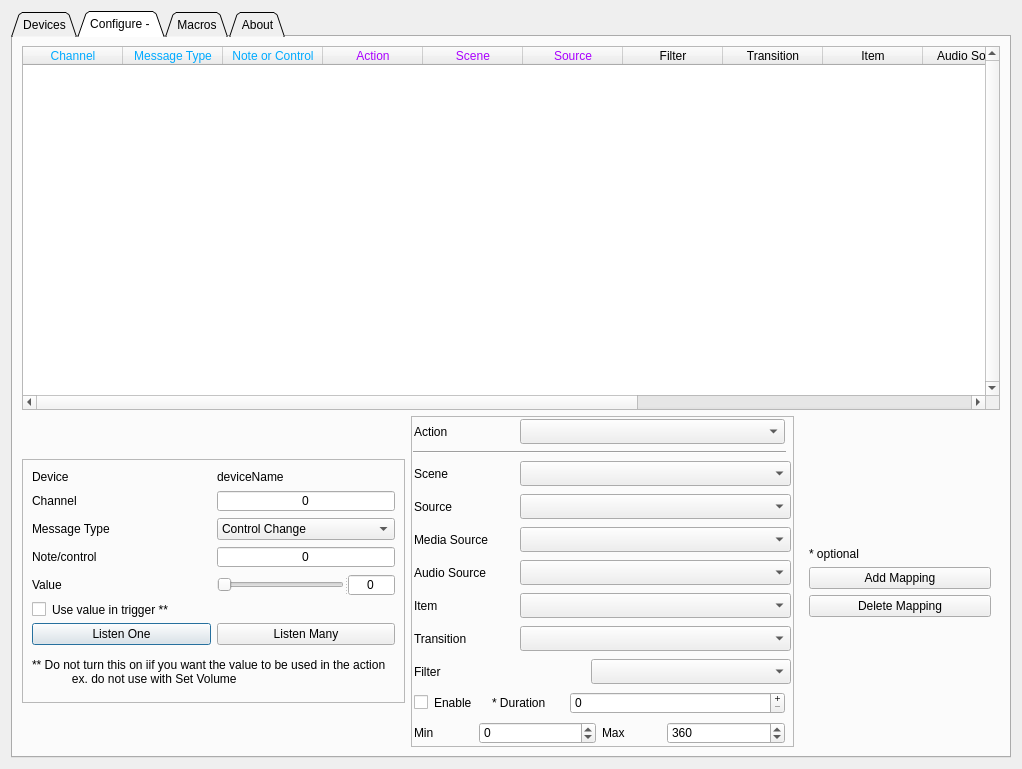
First picture: the form in src/forms/settings-dialog.ui, repository teisenbe/obs-midi, before the edit.
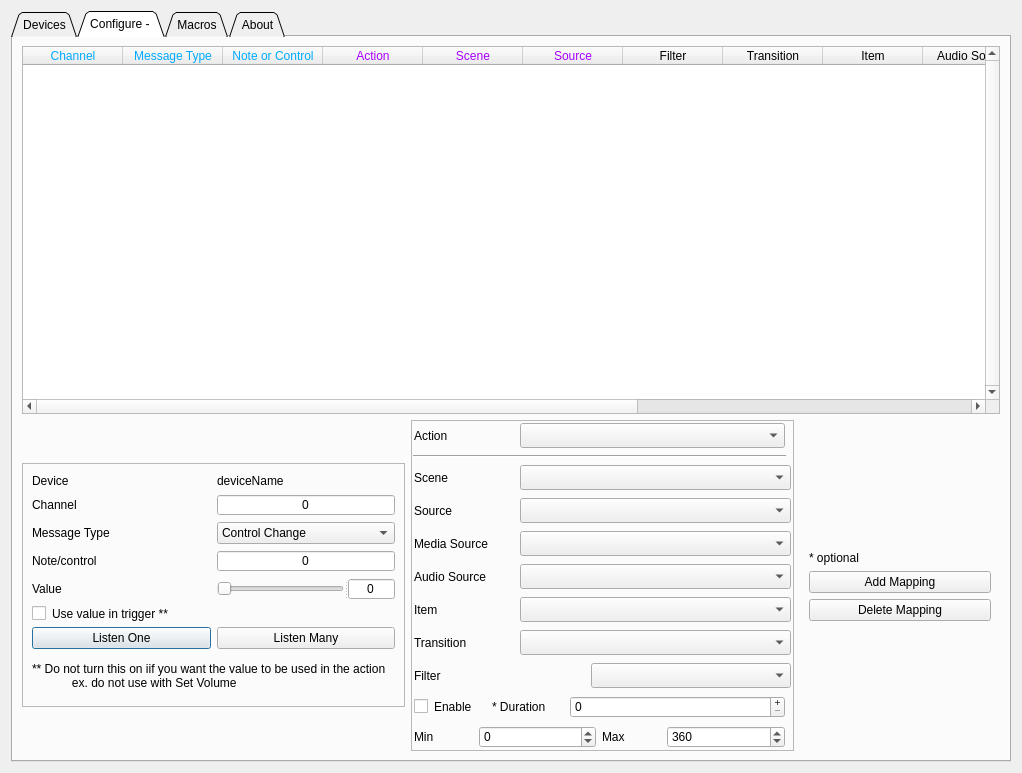
Second picture: the form after the edit. The open tabs and pages were chosen to show the change.

The edit to the form file:
```diff
--- a/src/forms/settings-dialog.ui
+++ b/src/forms/settings-dialog.ui
@@ -10,7 +10,7 @@
     <x>0</x>
     <y>0</y>
     <width>1022</width>
-    <height>769</height>
+    <height>773</height>
    </rect>
   </property>
   <property name="sizePolicy">
@@ -1434,7 +1434,7 @@
        <item row="0" column="0" colspan="3">
         <widget class="QTableWidget" name="table_mapping">
          <property name="sizePolicy">
-          <sizepolicy hsizetype="Preferred" vsizetype="Preferred">
+          <sizepolicy hsizetype="MinimumExpanding" vsizetype="Preferred">
            <horstretch>0</horstretch>
            <verstretch>3</verstretch>
           </sizepolicy>
@@ -1467,10 +1467,13 @@
           <enum>QAbstractItemView::ScrollPerPixel</enum>
          </property>
          <attribute name="horizontalHeaderCascadingSectionResizes">
+          <bool>false</bool>
+         </attribute>
+         <attribute name="horizontalHeaderShowSortIndicator" stdset="0">
           <bool>true</bool>
          </attribute>
          <attribute name="horizontalHeaderStretchLastSection">
-          <bool>true</bool>
+          <bool>false</bool>
          </attribute>
          <column>
           <property name="text">
```
Left out of the diff: 2 changed lines with no effect on the pictures.
